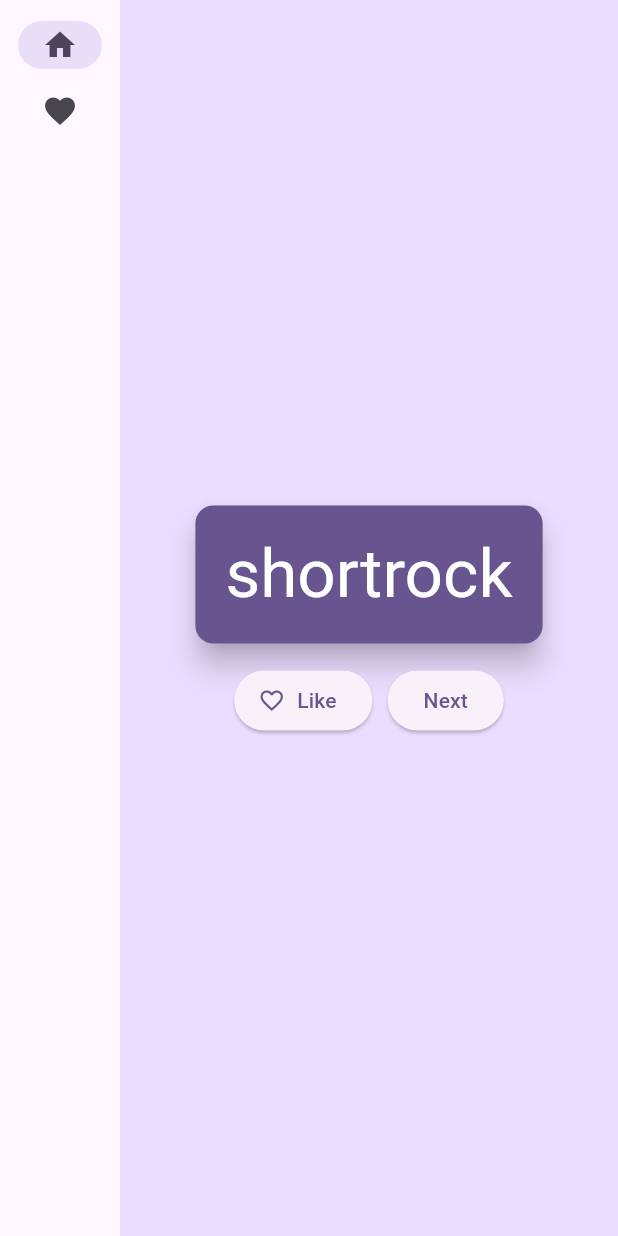
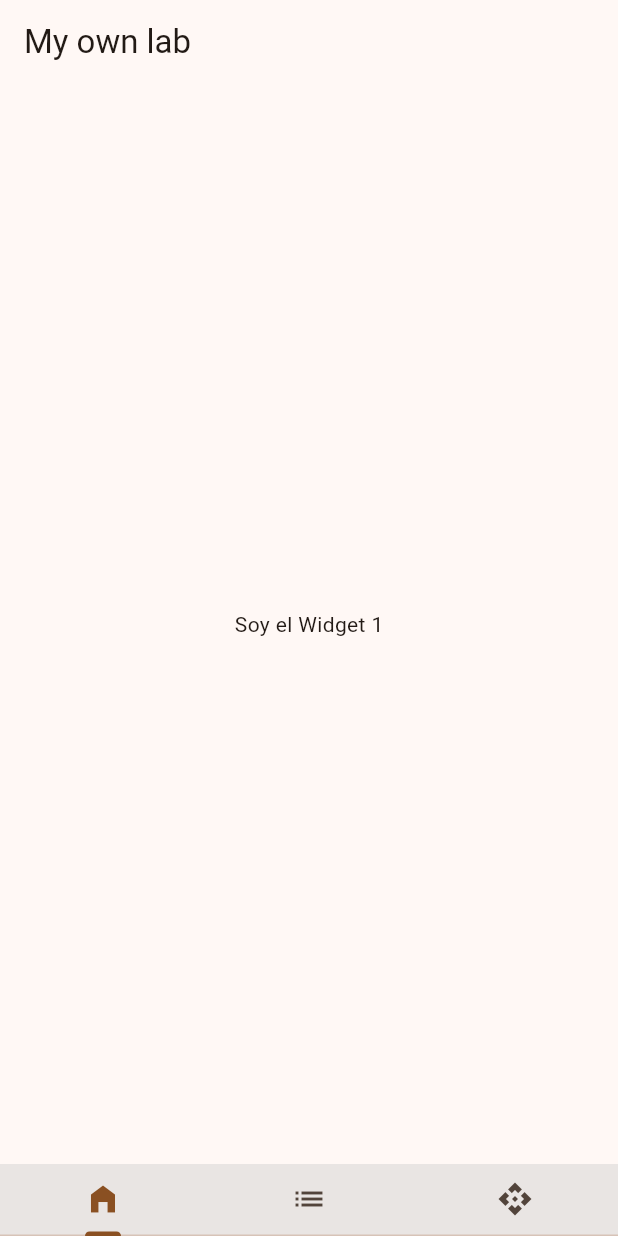
Before and after one commit to DavidReinon/flutter_first_app, a Flutter app: the screen it shows after launch, on a phone screen of 412 x 824 dp. Run offline on Flutter 3.47's test engine with Material 3 defaults, Android fonts, the phone set to English and light mode, and no system bars.

```diff
--- a/lib/main.dart
+++ b/lib/main.dart
@@ -1,6 +1,5 @@
-import 'package:english_words/english_words.dart';
 import 'package:flutter/material.dart';
-import 'package:provider/provider.dart';
+import 'features/api_screen/widgets/api_screen.dart';
 
 void main() {
   runApp(MyApp());
@@ -11,200 +10,65 @@ class MyApp extends StatelessWidget {
 
   @override
   Widget build(BuildContext context) {
-    return ChangeNotifierProvider(
-      create: (context) => MyAppState(),
-      child: MaterialApp(
-        title: 'Namer App',
-        theme: ThemeData(
-          useMaterial3: true,
-          colorScheme: ColorScheme.fromSeed(seedColor: Colors.deepPurple),
-        ),
-        home: MyHomePage(),
+    return MaterialApp(
+      title: 'My own lab',
+      theme: ThemeData(
+        useMaterial3: true,
+        colorScheme:
+            ColorScheme.fromSeed(seedColor: Color.fromARGB(255, 255, 144, 53)),
       ),
+      home: MyHomePage(),
     );
   }
 }
 
-class MyAppState extends ChangeNotifier {
-  var current = WordPair.random();
-
-  void getNext() {
-    current = WordPair.random();
-    notifyListeners();
-  }
-
-  var favorites = <WordPair>[];
-
-  void toggleFavorite() {
-    if (favorites.contains(current)) {
-      favorites.remove(current);
-    } else {
-      favorites.add(current);
-    }
-    notifyListeners();
-  }
-}
-
-// ...
-
-class MyHomePage extends StatefulWidget {
-  @override
-  State<MyHomePage> createState() => _MyHomePageState();
-}
-
-class _MyHomePageState extends State<MyHomePage> {
-  var selectedIndex = 0;
-
+class MyHomePage extends StatelessWidget {
   @override
   Widget build(BuildContext context) {
-    Widget page;
-    switch (selectedIndex) {
-      case 0:
-        page = GeneratorPage();
-        break;
-      case 1:
-        page = GenerateFavorites();
-        break;
-      default:
-        throw UnimplementedError('no widget for $selectedIndex');
-    }
-
-    return LayoutBuilder(builder: (context, constraints) {
-      return Scaffold(
-        body: Row(
+    return DefaultTabController(
+      length: 3,
+      child: Scaffold(
+        appBar: AppBar(
+          title: Text('My own lab'),
+        ),
+        body: TabBarView(
           children: [
-            SafeArea(
-              child: NavigationRail(
-                extended: constraints.maxWidth >= 600,
-                destinations: [
-                  NavigationRailDestination(
-                    icon: Icon(Icons.home),
-                    label: Text('Home'),
-                  ),
-                  NavigationRailDestination(
-                    icon: Icon(Icons.favorite),
-                    label: Text('Favorites'),
-                  ),
-                ],
-                selectedIndex: selectedIndex,
-                onDestinationSelected: (value) {
-                  setState(() {
-                    selectedIndex = value;
-                  });
-                },
-              ),
-            ),
-            Expanded(
-              child: Container(
-                color: Theme.of(context).colorScheme.primaryContainer,
-                child: page,
-              ),
-            ),
+            HomeScreen(),
+            ListScreen(),
+            ApiScreen(),
           ],
         ),
-      );
-    });
-  }
-}
-
-class GeneratorPage extends StatelessWidget {
-  @override
-  Widget build(BuildContext context) {
-    var appState = context.watch<MyAppState>();
-    var pair = appState.current;
-
-    IconData icon;
-    if (appState.favorites.contains(pair)) {
-      icon = Icons.favorite;
-    } else {
-      icon = Icons.favorite_border;
-    }
-
-    return Center(
-      child: Column(
-        mainAxisAlignment: MainAxisAlignment.center,
-        children: [
-          BigCard(pair: pair),
-          SizedBox(height: 10),
-          Row(
-            mainAxisSize: MainAxisSize.min,
-            children: [
-              ElevatedButton.icon(
-                onPressed: () {
-                  appState.toggleFavorite();
-                },
-                icon: Icon(icon),
-                label: Text('Like'),
-              ),
-              SizedBox(width: 10),
-              ElevatedButton(
-                onPressed: () {
-                  appState.getNext();
-                },
-                child: Text('Next'),
-              ),
+        bottomNavigationBar: Material(
+          color: Theme.of(context).splashColor,
+          child: TabBar(
+            tabs: [
+              Tab(icon: Icon(Icons.home_filled)),
+              Tab(icon: Icon(Icons.list)),
+              Tab(icon: Icon(Icons.api)),
             ],
           ),
-        ],
-      ),
-    );
-  }
-}
-
-// ...
-
-class BigCard extends StatelessWidget {
-  const BigCard({
-    super.key,
-    required this.pair,
-  });
-
-  final WordPair pair;
-
-  @override
-  Widget build(BuildContext context) {
-    final theme = Theme.of(context);
-    final style = theme.textTheme.displayMedium!.copyWith(
-      color: theme.colorScheme.onPrimary,
-    );
-
-    return Card(
-      elevation: 8,
-      color: theme.colorScheme.primary,
-      child: Padding(
-        padding: const EdgeInsets.all(20),
-        child: Text(
-          pair.asLowerCase,
-          style: style,
-          semanticsLabel: "${pair.first} ${pair.second}",
         ),
       ),
     );
   }
 }
 
-class GenerateFavorites extends StatelessWidget {
+class HomeScreen extends StatelessWidget {
+  HomeScreen({super.key});
   @override
   Widget build(BuildContext context) {
-    var appState = context.watch<MyAppState>();
-    var favoritesList = appState.favorites;
-
-    if (appState.favorites.isEmpty) {
-      return Center(
-        child: Text('No favorites yet.'),
-      );
-    }
-
-    return ListView.builder(
-      itemCount: favoritesList.length,
-      itemBuilder: (context, index) {
-        var pair = favoritesList[index];
-        return ListTile(
-          leading: Icon(Icons.favorite),
-          title: Text(pair.asLowerCase),
-          subtitle: Text("The word is: ${pair.first} ${pair.second}"),
-        );
-      },
+    return Center(
+      child: Text('Soy el Widget 1'),
     );
   }
 }
+
+class ListScreen extends StatelessWidget {
+  ListScreen({super.key});
+  @override
+  Widget build(BuildContext context) {
+    return Center(
+      child: Text('Soy el Widget 2'),
+    );
+  }
+}
--- a/pubspec.yaml
+++ b/pubspec.yaml
@@ -11,6 +11,7 @@ environment:
 dependencies:
   flutter:
     sdk: flutter
+  http: ^0.13.3
 
   english_words: ^4.0.0
   provider: ^6.0.0
```
Also changed, not shown: lib/features/api_screen/widgets/api_screen.dart (added, +29 -0 lines), lib/notes.txt (added, +10 -0 lines), pubspec.lock.
